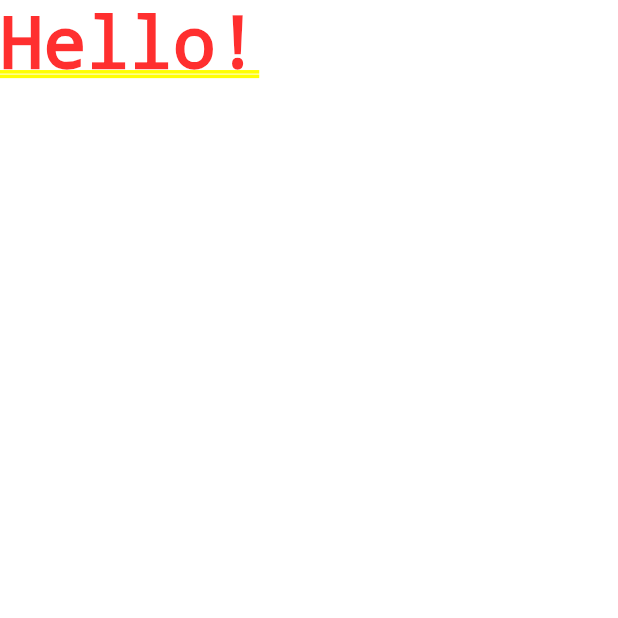
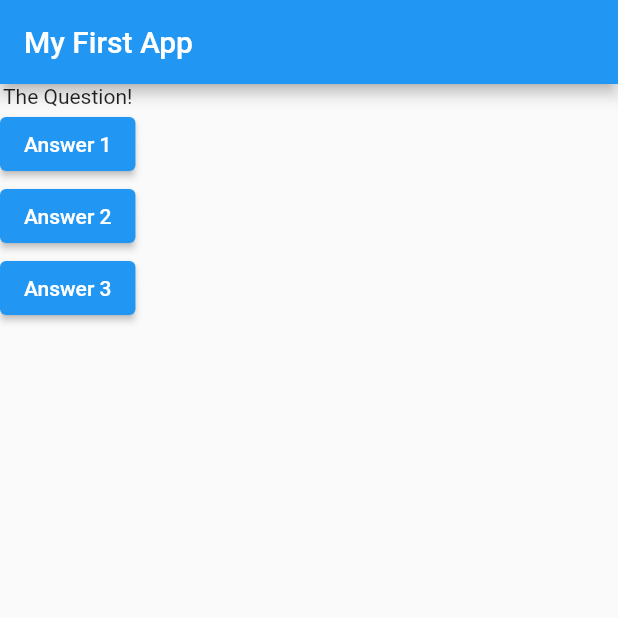
Before and after one commit to tou-t20/flutter_complete_guide, a Flutter app: the screen it shows after launch, on a phone screen of 412 x 824 dp, the top half of it. Run offline on Flutter 3.47's test engine with Material 2 defaults, Android fonts, the phone set to English and light mode, and no system bars.

Commit message:
ElevatedButton and anonymous functions.

```diff
--- a/lib/main.dart
+++ b/lib/main.dart
@@ -7,10 +7,42 @@ import 'package:flutter/material.dart';
 void main() => runApp(MyApp());
 
 class MyApp extends StatelessWidget {
+  void answerQuestion() {
+    print('Aaswer 1 Chosen!');
+  }
+
   @override
   Widget build(BuildContext context) {
+    var questions = [
+      'What\'s your favorite color?',
+      'What\'s your favorite animal?',
+    ];
     return MaterialApp(
-      home: Text('Hello!'),
+      home: Scaffold(
+        appBar: AppBar(
+          title: Text('My First App'),
+        ),
+        body: Column(
+          children: [
+            Text('The Question!'),
+            ElevatedButton(
+              onPressed: answerQuestion,
+              child: Text('Answer 1'),
+            ),
+            ElevatedButton(
+              onPressed: () => print('Answer 2 Chosen!'),
+              child: Text('Answer 2'),
+            ),
+            ElevatedButton(
+              onPressed: () {
+                // ,,,,,,,,
+                print('Answer 3 Chosen!');
+              },
+              child: Text('Answer 3'),
+            ),
+          ],
+        ),
+      ),
     );
   }
 }
```
